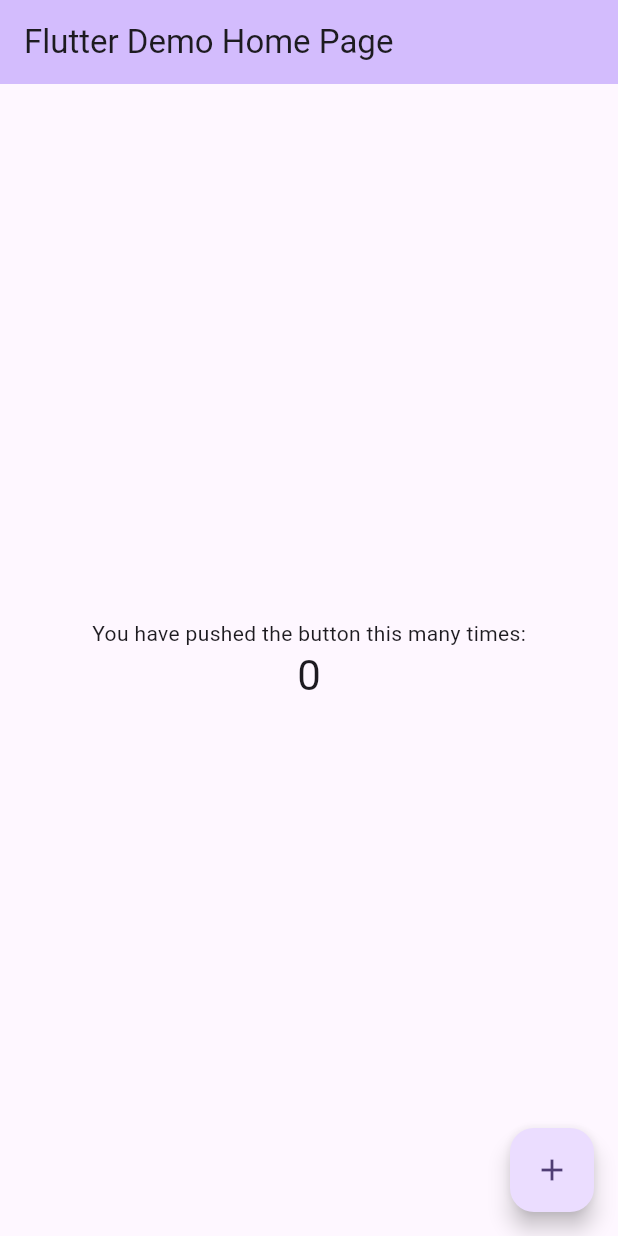
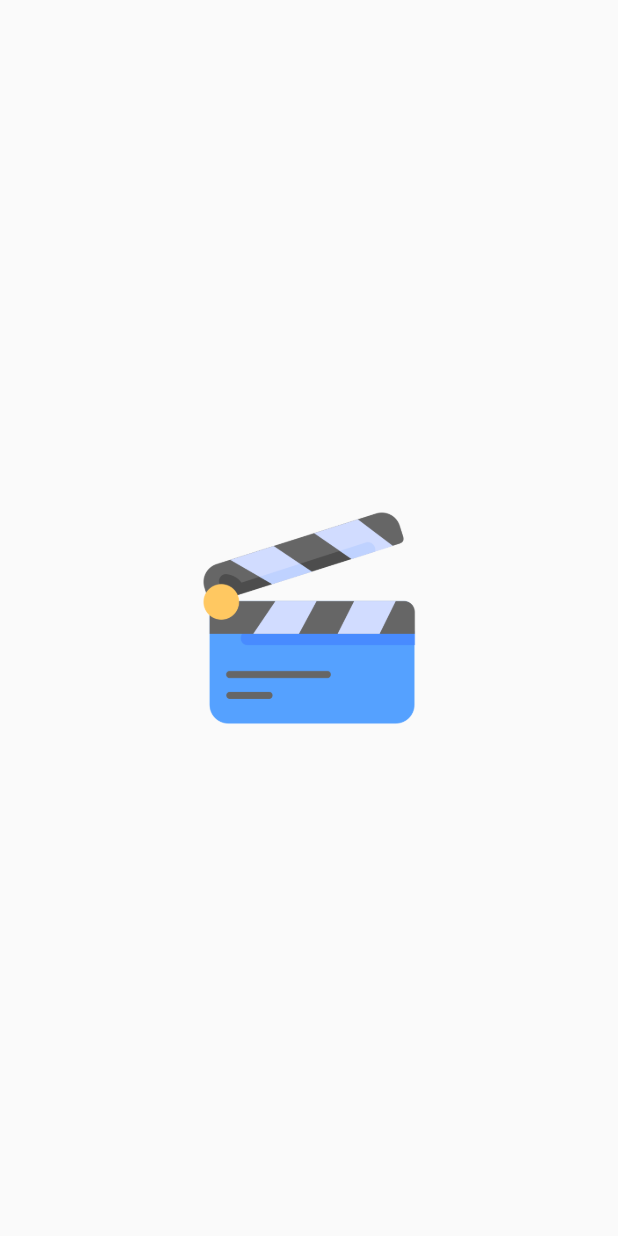
Before and after one commit to ifshaulhaque/Movie, a Flutter app: the screen it shows after launch, on a phone screen of 412 x 824 dp. Run offline on Flutter 3.47's test engine with Material 2 defaults, Android fonts, the phone set to English and light mode, and no system bars.

Commit message:
Splash screen created

```diff
--- a/lib/main.dart
+++ b/lib/main.dart
@@ -1,125 +1,6 @@
 import 'package:flutter/material.dart';
+import 'package:movie/screens/splash/splash.dart';
 
 void main() {
-  runApp(const MyApp());
+  runApp(const SplashScreen());
 }
-
-class MyApp extends StatelessWidget {
-  const MyApp({super.key});
-
-  // This widget is the root of your application.
-  @override
-  Widget build(BuildContext context) {
-    return MaterialApp(
-      title: 'Flutter Demo',
-      theme: ThemeData(
-        // This is the theme of your application.
-        //
-        // TRY THIS: Try running your application with "flutter run". You'll see
-        // the application has a blue toolbar. Then, without quitting the app,
-        // try changing the seedColor in the colorScheme below to Colors.green
-        // and then invoke "hot reload" (save your changes or press the "hot
-        // reload" button in a Flutter-supported IDE, or press "r" if you used
-        // the command line to start the app).
-        //
-        // Notice that the counter didn't reset back to zero; the application
-        // state is not lost during the reload. To reset the state, use hot
-        // restart instead.
-        //
-        // This works for code too, not just values: Most code changes can be
-        // tested with just a hot reload.
-        colorScheme: ColorScheme.fromSeed(seedColor: Colors.deepPurple),
-        useMaterial3: true,
-      ),
-      home: const MyHomePage(title: 'Flutter Demo Home Page'),
-    );
-  }
-}
-
-class MyHomePage extends StatefulWidget {
-  const MyHomePage({super.key, required this.title});
-
-  // This widget is the home page of your application. It is stateful, meaning
-  // that it has a State object (defined below) that contains fields that affect
-  // how it looks.
-
-  // This class is the configuration for the state. It holds the values (in this
-  // case the title) provided by the parent (in this case the App widget) and
-  // used by the build method of the State. Fields in a Widget subclass are
-  // always marked "final".
-
-  final String title;
-
-  @override
-  State<MyHomePage> createState() => _MyHomePageState();
-}
-
-class _MyHomePageState extends State<MyHomePage> {
-  int _counter = 0;
-
-  void _incrementCounter() {
-    setState(() {
-      // This call to setState tells the Flutter framework that something has
-      // changed in this State, which causes it to rerun the build method below
-      // so that the display can reflect the updated values. If we changed
-      // _counter without calling setState(), then the build method would not be
-      // called again, and so nothing would appear to happen.
-      _counter++;
-    });
-  }
-
-  @override
-  Widget build(BuildContext context) {
-    // This method is rerun every time setState is called, for instance as done
-    // by the _incrementCounter method above.
-    //
-    // The Flutter framework has been optimized to make rerunning build methods
-    // fast, so that you can just rebuild anything that needs updating rather
-    // than having to individually change instances of widgets.
-    return Scaffold(
-      appBar: AppBar(
-        // TRY THIS: Try changing the color here to a specific color (to
-        // Colors.amber, perhaps?) and trigger a hot reload to see the AppBar
-        // change color while the other colors stay the same.
-        backgroundColor: Theme.of(context).colorScheme.inversePrimary,
-        // Here we take the value from the MyHomePage object that was created by
-        // the App.build method, and use it to set our appbar title.
-        title: Text(widget.title),
-      ),
-      body: Center(
-        // Center is a layout widget. It takes a single child and positions it
-        // in the middle of the parent.
-        child: Column(
-          // Column is also a layout widget. It takes a list of children and
-          // arranges them vertically. By default, it sizes itself to fit its
-          // children horizontally, and tries to be as tall as its parent.
-          //
-          // Column has various properties to control how it sizes itself and
-          // how it positions its children. Here we use mainAxisAlignment to
-          // center the children vertically; the main axis here is the vertical
-          // axis because Columns are vertical (the cross axis would be
-          // horizontal).
-          //
-          // TRY THIS: Invoke "debug painting" (choose the "Toggle Debug Paint"
-          // action in the IDE, or press "p" in the console), to see the
-          // wireframe for each widget.
-          mainAxisAlignment: MainAxisAlignment.center,
-          children: <Widget>[
-            const Text(
-              'You have pushed the button this many times:',
-            ),
-            Text(
-              '$_counter',
-              style: Theme.of(context).textTheme.headlineMedium,
-            ),
-          ],
-        ),
-      ),
-      floatingActionButton: FloatingActionButton(
-        onPressed: _incrementCounter,
-        tooltip: 'Increment',
-        child: const Icon(Icons.add),
-      ), // This trailing comma makes auto-formatting nicer for build methods.
-    );
-  }
-}
--- /dev/null
+++ b/lib/screens/splash/splash.dart
@@ -0,0 +1,21 @@
+import 'package:flutter/material.dart';
+
+class SplashScreen extends StatelessWidget {
+  const SplashScreen({super.key});
+
+  @override
+  Widget build(BuildContext context) {
+    return MaterialApp(
+      home: Scaffold(
+        body: SafeArea(
+          child: Center(
+            child: Image.asset(
+              'assets/images/film-slate.png',
+              width: 150,
+            ),
+          ),
+        ),
+      ),
+    );
+  }
+}
--- a/pubspec.yaml
+++ b/pubspec.yaml
@@ -62,6 +62,8 @@ flutter:
   # assets:
   #   - images/a_dot_burr.jpeg
   #   - images/a_dot_ham.jpeg
+  assets:
+    - assets/images/
 
   # An image asset can refer to one or more resolution-specific "variants", see
   # https://flutter.dev/assets-and-images/#resolution-aware
```
Also changed, not shown: assets/images/film-slate.png (added).
